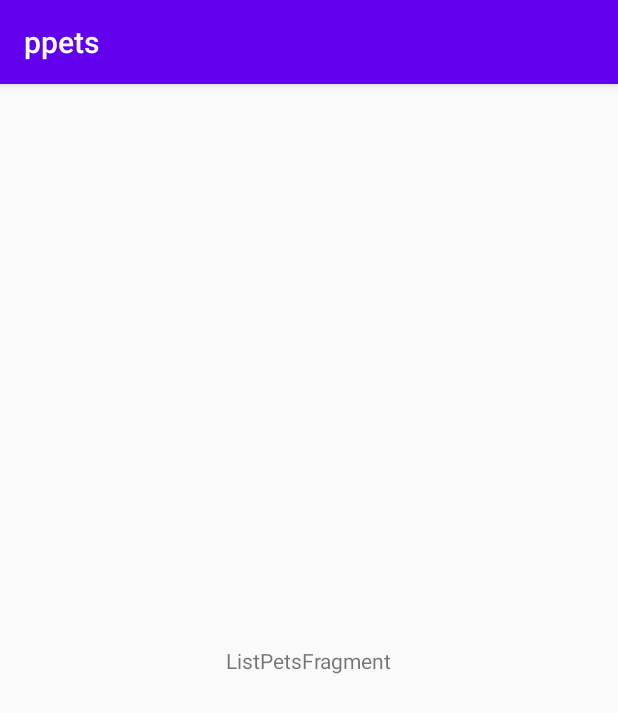
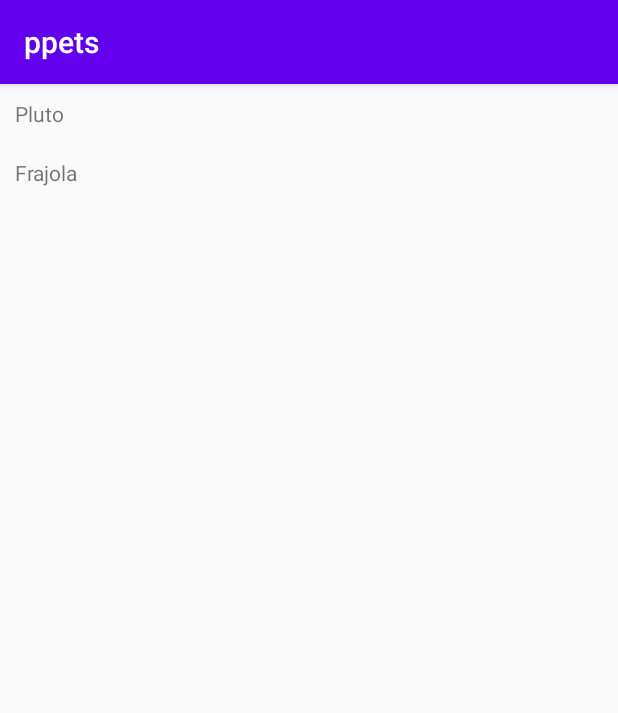
Before and after one commit to rafaellfx/ppets, an Android app: the screen it shows after launch (listPets), on a phone screen of 412 x 824 dp. Shown: the top 713 px of the screen. Run offline under Robolectric (Android 15) with nearby library versions, the phone set to English and light mode, and no system bars.

```diff
--- a/app/src/main/AndroidManifest.xml
+++ b/app/src/main/AndroidManifest.xml
@@ -9,6 +9,7 @@
         android:roundIcon="@mipmap/ic_launcher_round"
         android:supportsRtl="true"
         android:theme="@style/AppTheme">
+        <activity android:name=".AboutPet"></activity>
         <activity android:name=".listPets">
             <intent-filter>
                 <action android:name="android.intent.action.MAIN" />
--- /dev/null
+++ b/app/src/main/java/br/com/rafaellfx/ppets/adapter/PetAdapter.kt
@@ -0,0 +1,41 @@
+package br.com.rafaellfx.ppets.adapter
+
+import android.content.Context
+import android.content.Intent
+import android.view.LayoutInflater
+import android.view.View
+import android.view.ViewGroup
+import androidx.recyclerview.widget.RecyclerView
+import br.com.rafaellfx.ppets.AboutPet
+import br.com.rafaellfx.ppets.R
+import br.com.rafaellfx.ppets.model.Pet
+import kotlinx.android.synthetic.main.item_pet.view.*
+
+class PetAdapter(private val myDataset: List<Pet>, private val context: Context) :
+
+    RecyclerView.Adapter<PetAdapter.MyViewHolder>() {
+
+    class MyViewHolder(val viewRoot: View) : RecyclerView.ViewHolder(viewRoot)
+
+    override fun onCreateViewHolder(
+        parent: ViewGroup,
+        viewType: Int): PetAdapter.MyViewHolder {
+
+        val textView = LayoutInflater.from(parent.context).inflate(R.layout.item_pet, parent, false)
+
+        return MyViewHolder(textView)
+
+    }
+
+    override fun onBindViewHolder(holder: MyViewHolder, position: Int) {
+        holder.viewRoot.txtName.text = "${myDataset[position].name}"
+        holder.viewRoot.setOnClickListener {
+            val intent = Intent(context, AboutPet::class.java)
+            intent.putExtra("pet", myDataset[position])
+            context.startActivity(intent)
+        }
+    }
+
+    override fun getItemCount() = myDataset.size
+
+}
--- /dev/null
+++ b/app/src/main/java/br/com/rafaellfx/ppets/model/Pet.kt
@@ -0,0 +1,10 @@
+package br.com.rafaellfx.ppets.model
+
+import java.io.Serializable
+
+data class Pet (
+    val uid: String,
+    val name: String,
+    val photo: ArrayList<String>,
+    val lat: String,
+    val long: String) : Serializable
--- a/app/src/main/java/br/com/rafaellfx/ppets/ui/listpets/ListPetsFragment.kt
+++ b/app/src/main/java/br/com/rafaellfx/ppets/ui/listpets/ListPetsFragment.kt
@@ -1,15 +1,24 @@
 package br.com.rafaellfx.ppets.ui.listpets
 
-import androidx.lifecycle.ViewModelProviders
+import android.content.Context
 import android.os.Bundle
 import android.util.Log
 import androidx.fragment.app.Fragment
 import android.view.LayoutInflater
 import android.view.View
 import android.view.ViewGroup
+import androidx.lifecycle.Observer
+import androidx.lifecycle.ViewModelProvider
+import androidx.recyclerview.widget.LinearLayoutManager
+import androidx.recyclerview.widget.RecyclerView
 import br.com.rafaellfx.ppets.R
+import br.com.rafaellfx.ppets.adapter.PetAdapter
+import kotlinx.android.synthetic.main.list_pets_fragment.*
 
 class ListPetsFragment : Fragment() {
+
+    private lateinit var viewAdapter: RecyclerView.Adapter<*>
+    private lateinit var viewManager: RecyclerView.LayoutManager
 
     companion object {
         fun newInstance() = ListPetsFragment()
@@ -26,7 +35,22 @@ class ListPetsFragment : Fragment() {
 
     override fun onActivityCreated(savedInstanceState: Bundle?) {
         super.onActivityCreated(savedInstanceState)
-        viewModel = ViewModelProviders.of(this).get(ListPetsViewModel::class.java)
+        viewModel = ViewModelProvider(this).get(ListPetsViewModel::class.java)
+
+        viewManager = LinearLayoutManager(activity)
+
+        rv_pets.apply {
+            setHasFixedSize(true)
+            layoutManager = viewManager
+        }
+
+        viewModel.listPets.observe(viewLifecycleOwner, Observer {
+            viewModel.listPets.value?.let {
+                viewAdapter = PetAdapter(it, activity as Context)
+                rv_pets.adapter = viewAdapter
+            }
+        })
+        viewModel.getPets()
 
         Log.e("teste", "viewModel ${viewModel.toString()}")
     }
--- a/app/src/main/java/br/com/rafaellfx/ppets/ui/listpets/ListPetsViewModel.kt
+++ b/app/src/main/java/br/com/rafaellfx/ppets/ui/listpets/ListPetsViewModel.kt
@@ -1,12 +1,23 @@
 package br.com.rafaellfx.ppets.ui.listpets
 
 import android.util.Log
+import androidx.lifecycle.MutableLiveData
 import androidx.lifecycle.ViewModel
+import br.com.rafaellfx.ppets.model.Pet
 
 class ListPetsViewModel : ViewModel() {
 
-    init {
-        Log.e("teste", "init viewModel")
+    var listPets: MutableLiveData<List<Pet>> = MutableLiveData<List<Pet>>()
+
+    fun getPets(){
+        val dog = Pet("","Pluto", ArrayList<String>(),"","")
+        val cat = Pet("","Frajola", ArrayList<String>(),"","")
+
+        val pets: MutableList<Pet> = ArrayList<Pet>()
+        pets.add(dog)
+        pets.add(cat)
+
+        listPets.value = pets
     }
 
     override fun onCleared() {
--- /dev/null
+++ b/app/src/main/res/layout/item_pet.xml
@@ -0,0 +1,14 @@
+<?xml version="1.0" encoding="utf-8"?>
+<LinearLayout
+    xmlns:android="http://schemas.android.com/apk/res/android"
+    android:orientation="horizontal"
+    android:layout_width="match_parent"
+    android:layout_height="wrap_content">
+
+    <TextView
+        android:id="@+id/txtName"
+        android:padding="10dp"
+        android:layout_width="match_parent"
+        android:layout_height="wrap_content"/>
+
+</LinearLayout>
--- a/app/src/main/res/layout/list_pets_fragment.xml
+++ b/app/src/main/res/layout/list_pets_fragment.xml
@@ -7,14 +7,14 @@
     android:layout_height="match_parent"
     tools:context=".ui.listpets.ListPetsFragment">
 
-    <TextView
-        android:id="@+id/message"
-        android:layout_width="wrap_content"
-        android:layout_height="wrap_content"
-        android:text="ListPetsFragment"
+    <androidx.recyclerview.widget.RecyclerView
+        android:id="@+id/rv_pets"
+        android:layout_width="match_parent"
+        android:layout_height="match_parent"
         app:layout_constraintBottom_toBottomOf="parent"
         app:layout_constraintEnd_toEndOf="parent"
         app:layout_constraintStart_toStartOf="parent"
         app:layout_constraintTop_toTopOf="parent" />
 
+
 </androidx.constraintlayout.widget.ConstraintLayout>
--- a/build.gradle
+++ b/build.gradle
@@ -1,7 +1,7 @@
 // Top-level build file where you can add configuration options common to all sub-projects/modules.
 
 buildscript {
-    ext.kotlin_version = '1.3.61'
+    ext.kotlin_version = '1.3.71'
     repositories {
         google()
         jcenter()
```
Also changed, not shown: app/build.gradle (+15 -8 lines), app/src/main/java/br/com/rafaellfx/ppets/AboutPet.kt (added, +22 -0 lines), app/src/main/java/br/com/rafaellfx/ppets/ui/aboutpet/AboutPetFragment.kt (added, +49 -0 lines), app/src/main/java/br/com/rafaellfx/ppets/ui/aboutpet/AboutPetViewModel.kt (added, +8 -0 lines), app/src/main/res/layout/about_pet_activity.xml (added, +7 -0 lines), app/src/main/res/layout/about_pet_fragment.xml (added, +35 -0 lines).
